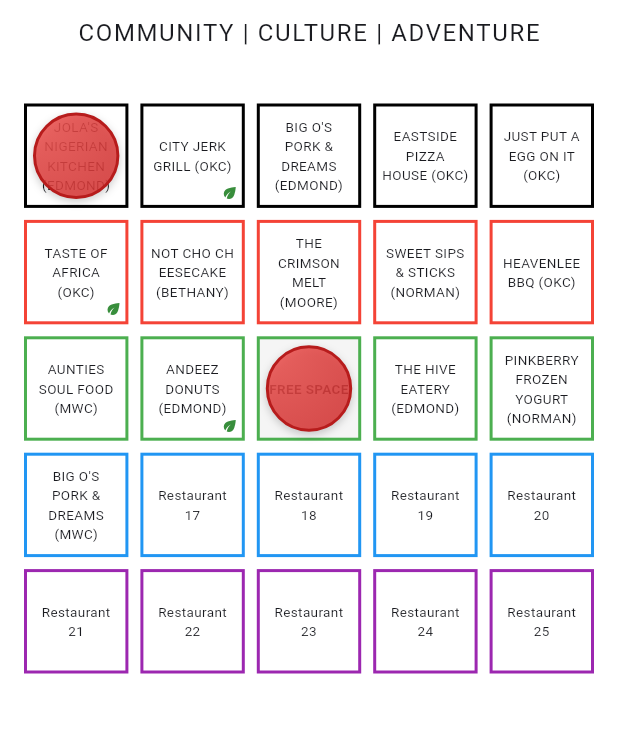
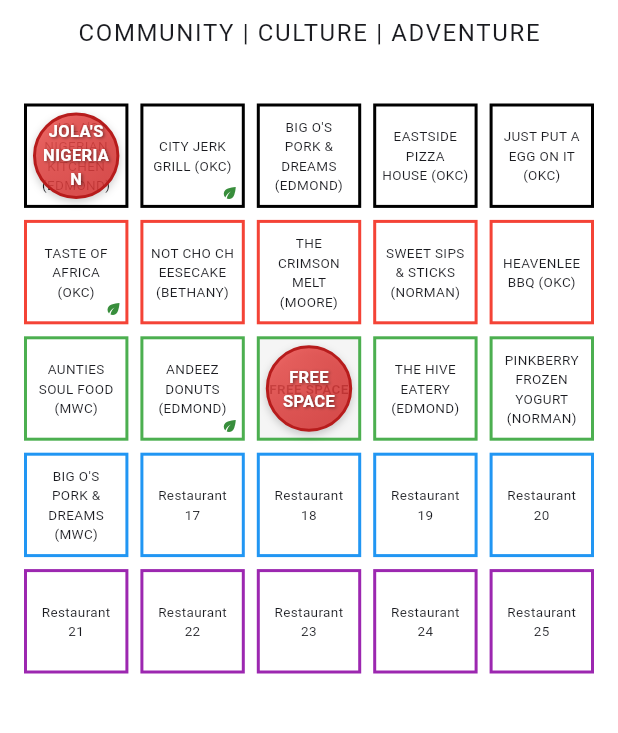
Before and after one commit to biggerthanfood/bingo, a Flutter app: the BingoCardScreen screen opened directly, after a tap on "JOLA'S NIGERIAN KITCHEN (EDMOND)", on a phone screen of 412 x 824 dp, the part 147-880 px from its top. Run offline on Flutter 3.47's test engine with Material 3 defaults, Android fonts, the phone set to English and light mode, and no system bars; our stand-ins replace camera, firebase_auth, firebase_core; missing offline and left inert: gal; accounts and stored records are empty; generated files the repository leaves out were written again.

Commit message:
made bingo card text more readible

```diff
--- a/lib/screens/bingo_card_screen.dart
+++ b/lib/screens/bingo_card_screen.dart
@@ -120,9 +120,11 @@
   Widget _buildBingoMarker(int index) {
     bool isPartOfBingo = _state.getWinningLines().any((line) => line.contains(index));
     Color bingoColor = isPartOfBingo ? Colors.green : Colors.red;
+    String restaurantName = restaurants[index];
 
     return Stack(
       children: [
+        // Background chip
         Container(
           margin: const EdgeInsets.all(4),
           decoration: BoxDecoration(
@@ -150,12 +152,48 @@
             ),
           ),
         ),
+        // Text overlay with better visibility
+        Center(
+          child: Padding(
+            padding: const EdgeInsets.all(8.0),
+            child: Text(
+              restaurantName,
+              textAlign: TextAlign.center,
+              style: TextStyle(
+                color: Colors.white,
+                fontSize: 11,
+                fontWeight: FontWeight.bold,
+                shadows: [
+                  Shadow(
+                    offset: const Offset(1, 1),
+                    blurRadius: 2.0,
+                    color: Colors.black.withOpacity(0.5),
+                  ),
+                ],
+              ),
+            ),
+          ),
+        ),
+        // Bingo indicator
         if (isPartOfBingo)
-          const Center(
-            child: Icon(
-              Icons.check,
-              color: Colors.white,
-              size: 20,
+          Positioned(
+            top: 4,
+            right: 4,
+            child: Container(
+              padding: const EdgeInsets.all(2),
+              decoration: BoxDecoration(
+                color: Colors.white,
+                shape: BoxShape.circle,
+                border: Border.all(
+                  color: Colors.green.shade900,
+                  width: 1,
+                ),
+              ),
+              child: Icon(
+                Icons.check,
+                color: Colors.green.shade900,
+                size: 12,
+              ),
             ),
           ),
       ],
```
